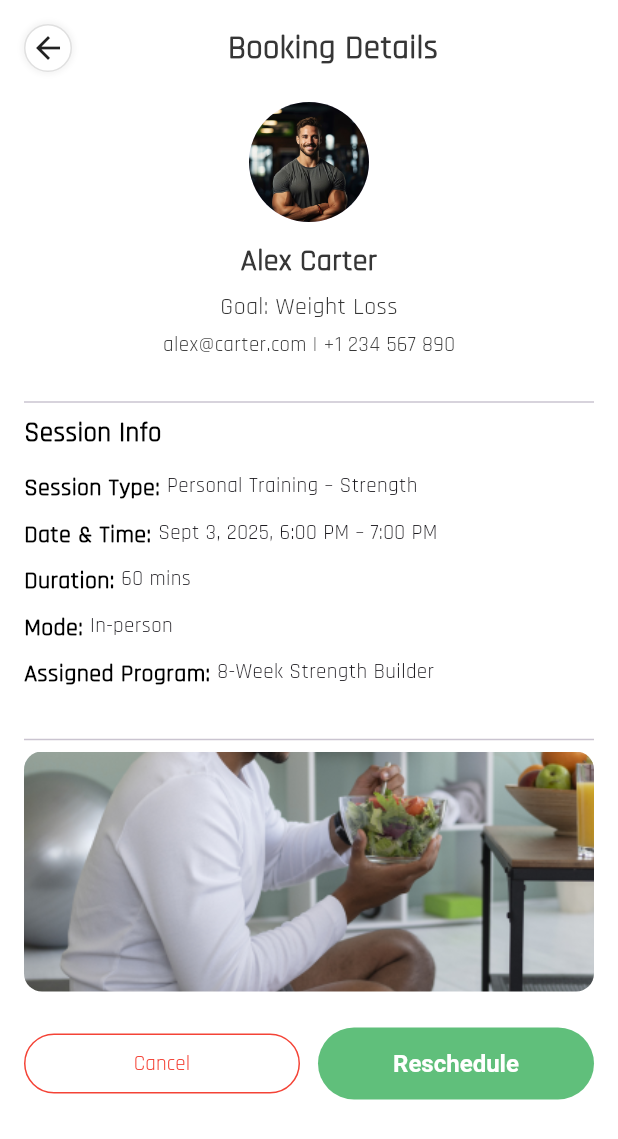
After one commit to Dev-Ninjas-Backup/gokul_ramk, a Flutter app: the BookingDetailsScreen screen opened by its route, on a phone screen of 412 x 824 dp. The commit adds this screen. Shown: the top 1139 px of the screen. Run offline on Flutter 3.47's test engine with Material 3 defaults, Android fonts, the phone set to English and light mode, and no system bars; our stand-ins replace carousel_slider, flutter_calendar_carousel, flutter_easyloading, flutter_screenutil, get, google_fonts and 2 more; missing offline and left inert: country_state_city_pro; accounts and stored records are empty.

Commit message:
Working on Booking Details Screen

```diff
--- /dev/null
+++ b/lib/features/trainer/bookings/booking_details/screen/booking_details_screen.dart
@@ -0,0 +1,101 @@
+import 'package:flutter/material.dart';
+import 'package:gokul_ramk/core/common/styles/global_text_style.dart';
+import 'package:gokul_ramk/core/common/widgets/custom_app_bar_title.dart';
+import 'package:gokul_ramk/core/utils/constants/colors.dart';
+import 'package:gokul_ramk/core/utils/constants/imagepath.dart';
+import 'package:gokul_ramk/features/trainer/bookings/booking_details/widgets/bottom_reschedule_button.dart';
+import 'package:gokul_ramk/features/trainer/bookings/booking_details/widgets/infotiile_widget.dart';
+
+class BookingDetailsScreen extends StatelessWidget {
+  const BookingDetailsScreen({super.key});
+
+  @override
+  Widget build(BuildContext context) {
+    return Scaffold(
+      backgroundColor: AppColors.background,
+      body: SafeArea(
+        child: SingleChildScrollView(
+          padding: EdgeInsets.all(16),
+          child: Column(
+            crossAxisAlignment: CrossAxisAlignment.start,
+            children: [
+              CustomAppBarTitle(title: 'Booking Details'),
+              SizedBox(height: 20),
+
+              Row(
+                mainAxisAlignment: MainAxisAlignment.center,
+                children: [
+                  Column(
+                    children: [
+                      CircleAvatar(
+                        radius: 40,
+                        backgroundImage: AssetImage(Imagepath.trainer),
+                      ),
+                      SizedBox(height: 12),
+                      Text(
+                        "Alex Carter",
+                        style: getTextStyle(
+                          fontSize: 20,
+                          fontWeight: FontWeight.w700,
+                          color: AppColors.primaryFontColor,
+                        ),
+                      ),
+                      SizedBox(height: 4),
+                      Text(
+                        "Goal: Weight Loss",
+                        style: getTextStyle(
+                          fontWeight: FontWeight.w500,
+                          fontSize: 16,
+                          color: AppColors.primaryFontColor,
+                        ),
+                      ),
+                      SizedBox(height: 4),
+                      Text(
+                        "alex@carter.com | +1 234 567 890",
+                        style: getTextStyle(
+                          fontWeight: FontWeight.w500,
+                          color: AppColors.primaryFontColor,
+                        ),
+                      ),
+                    ],
+                  ),
+                ],
+              ),
+
+              SizedBox(height: 20),
+              Divider(),
+
+              Text(
+                "Session Info",
+                style: getTextStyle(fontSize: 18, fontWeight: FontWeight.w600),
+              ),
+              SizedBox(height: 8),
+              infoTile("Session Type", "Personal Training – Strength"),
+              infoTile("Date & Time", "Sept 3, 2025, 6:00 PM – 7:00 PM"),
+              infoTile("Duration", "60 mins"),
+              infoTile("Mode", "In-person"),
+              infoTile("Assigned Program", "8-Week Strength Builder"),
+
+              SizedBox(height: 20),
+              Divider(),
+
+              ClipRRect(
+                borderRadius: BorderRadius.circular(12),
+                child: Image.asset(
+                  Imagepath.onboarding2,
+                  height: 160,
+                  width: double.infinity,
+                  fit: BoxFit.cover,
+                ),
+              ),
+
+              SizedBox(height: 24),
+
+              BottomRescheduleButton(),
+            ],
+          ),
+        ),
+      ),
+    );
+  }
+}
--- /dev/null
+++ b/lib/features/trainer/bookings/booking_details/widgets/bottom_reschedule_button.dart
@@ -0,0 +1,40 @@
+import 'package:flutter/material.dart';
+import 'package:gokul_ramk/core/utils/constants/colors.dart';
+
+class BottomRescheduleButton extends StatelessWidget {
+  const BottomRescheduleButton({
+    super.key,
+  });
+
+  @override
+  Widget build(BuildContext context) {
+    return Row(
+      children: [
+        Expanded(
+          child: OutlinedButton(
+            onPressed: () {
+              // TODO: cancel logic
+            },
+            style: OutlinedButton.styleFrom(
+              foregroundColor: Colors.red,
+              side: const BorderSide(color: Colors.red),
+            ),
+            child: const Text("Cancel"),
+          ),
+        ),
+        const SizedBox(width: 12),
+        Expanded(
+          child: ElevatedButton(
+            onPressed: () {
+              // TODO: reschedule logic
+            },
+            style: ElevatedButton.styleFrom(
+              backgroundColor: AppColors.primaryColor,
+            ),
+            child: const Text("Reschedule"),
+          ),
+        ),
+      ],
+    );
+  }
+}
--- /dev/null
+++ b/lib/features/trainer/bookings/booking_details/widgets/infotiile_widget.dart
@@ -0,0 +1,18 @@
+import 'package:flutter/material.dart';
+import 'package:gokul_ramk/core/common/styles/global_text_style.dart';
+
+Widget infoTile(String label, String value) {
+  return Padding(
+    padding: EdgeInsets.symmetric(vertical: 4),
+    child: Row(
+      crossAxisAlignment: CrossAxisAlignment.start,
+      children: [
+        Text(
+          "$label: ",
+          style: getTextStyle(fontWeight: FontWeight.w600, fontSize: 16),
+        ),
+        Expanded(child: Text(value)),
+      ],
+    ),
+  );
+}
--- a/lib/features/trainer/bookings/my_bookings/widgets/booking_session_list_widget.dart
+++ b/lib/features/trainer/bookings/my_bookings/widgets/booking_session_list_widget.dart
@@ -4,6 +4,7 @@ import 'package:get/get.dart';
 import 'package:gokul_ramk/core/common/styles/global_text_style.dart';
 import 'package:gokul_ramk/core/utils/constants/colors.dart';
 import 'package:gokul_ramk/core/utils/constants/imagepath.dart';
+import 'package:gokul_ramk/features/trainer/bookings/booking_details/screen/booking_details_screen.dart';
 import 'package:gokul_ramk/features/trainer/bookings/my_bookings/controller/booking_session_controller.dart';
 import 'package:gokul_ramk/features/trainer/bookings/my_bookings/model/booking_session_model.dart';
 
@@ -135,7 +136,7 @@ class BookingSessionCard extends StatelessWidget {
                     onTap: session.status == SessionStatus.upcoming
                         ? onMarkComplete
                         : () {
-                            EasyLoading.showInfo('Feature coming soon');
+                            Get.to(() => BookingDetailsScreen());
                           },
                     child: Container(
                       padding: EdgeInsets.symmetric(vertical: 8),
--- a/lib/routes/app_routes.dart
+++ b/lib/routes/app_routes.dart
@@ -2,6 +2,7 @@ import 'package:get/get_navigation/src/routes/get_route.dart';
 
 import 'package:gokul_ramk/features/auth/forgot_password/screen/create_password_screen.dart';
 import 'package:gokul_ramk/features/auth/signup/more_trainer_information/screen/tell_about_trainer_screen.dart';
+import 'package:gokul_ramk/features/trainer/bookings/booking_details/screen/booking_details_screen.dart';
 
 import 'package:gokul_ramk/features/trainer/bottom_navbar/screen/custom_navbar.dart';
 
@@ -57,6 +58,7 @@ class AppRoute {
   static String trainerHomeScreen = "/trainer/trainerHomeScreen";
   static String trainerNavBarScreen = "/trainer/trainerNavBarScreen";
   static String clientProfileScreen = "/clientProfileScreen";
+  static String bookingDetailsScreen = "/bookingDetailsScreen";
 
   static String getSplashScreen() => splashScreen;
   static String getOnboardingScreen() => onboardingScreen;
@@ -82,6 +84,7 @@ class AppRoute {
   static String getbookTrainerScreen() => bookTrainerScreen;
   static String getClientProfileScreen() => clientProfileScreen;
   static String getUserSessionsScreen() => userSessionsScreen;
+  static String getBookingDetailsScreen() => bookingDetailsScreen;
 
   static List<GetPage> routes = [
     GetPage(name: splashScreen, page: () => SplashScreen()),
@@ -132,5 +135,6 @@ class AppRoute {
     GetPage(name: trainerNavBarScreen, page: () => NavBarScreen()),
     GetPage(name: trainerHomeScreen, page: () => HomeScreen()),
     GetPage(name: clientProfileScreen, page: () => ClientProfileScreen()),
+    GetPage(name: bookingDetailsScreen, page: () => BookingDetailsScreen()),
   ];
 }
```
